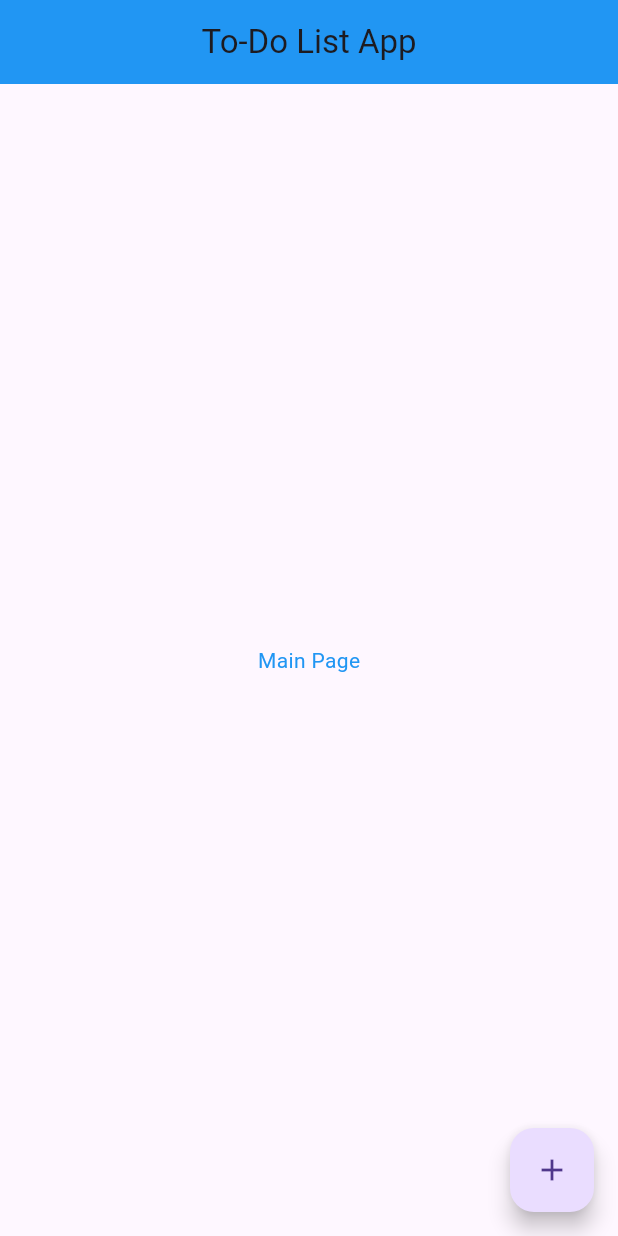
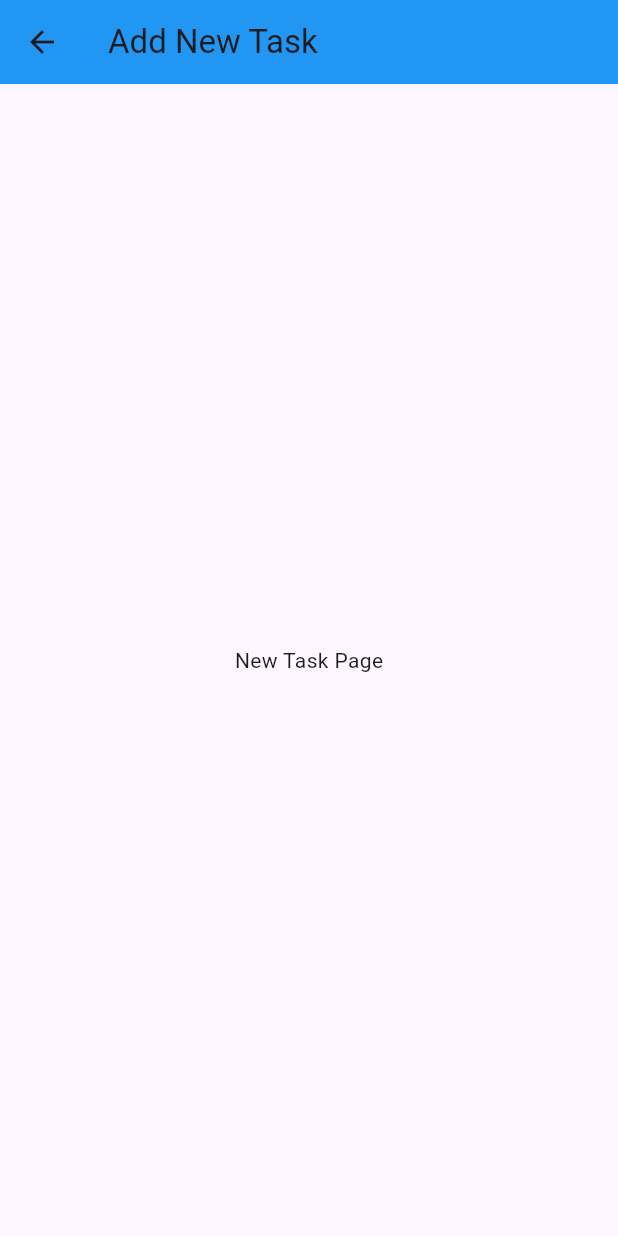
Before and after one commit to NFarhan11/project_to_do_list_mobileapp, a Flutter app: the screen it shows after launch, after a tap on the "add" icon, on a phone screen of 412 x 824 dp. Run offline on Flutter 3.47's test engine with Material 3 defaults, Android fonts, the phone set to English and light mode, and no system bars.

Commit message:
added new page Add New Task

```diff
--- a/lib/main.dart
+++ b/lib/main.dart
@@ -6,6 +6,15 @@ void main() {
 
 class MainApp extends StatelessWidget {
   const MainApp({super.key});
+
+  @override
+  Widget build(BuildContext context) {
+    return MaterialApp(home: HomePage());
+  }
+}
+
+class HomePage extends StatelessWidget {
+  const HomePage({super.key});
 
   @override
   Widget build(BuildContext context) {
@@ -26,7 +35,11 @@ class MainApp extends StatelessWidget {
 
         floatingActionButton: FloatingActionButton(
           onPressed: () {
-            print('FAB pressed');
+            // print('FAB pressed');
+            Navigator.push(
+              context,
+              MaterialPageRoute(builder: (context) => AddTaskPage()),
+            );
           },
           child: Icon(Icons.add),
         ),
@@ -34,3 +47,15 @@ class MainApp extends StatelessWidget {
     );
   }
 }
+
+class AddTaskPage extends StatelessWidget {
+  const AddTaskPage({super.key});
+
+  @override
+  Widget build(BuildContext context) {
+    return Scaffold(
+      appBar: AppBar(title: Text('Add New Task'), backgroundColor: Colors.blue),
+      body: Center(child: Text('New Task Page')),
+    );
+  }
+}
```
